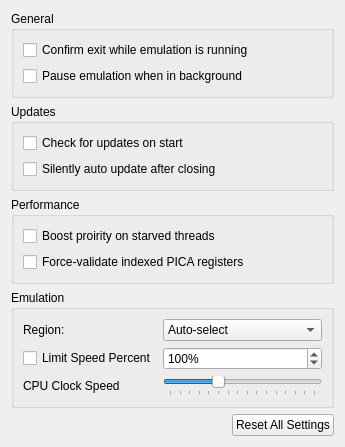
Before: the Qt Designer form src/citra_qt/configuration/configure_general.ui in ghostallen/citra, drawn with Qt 5.
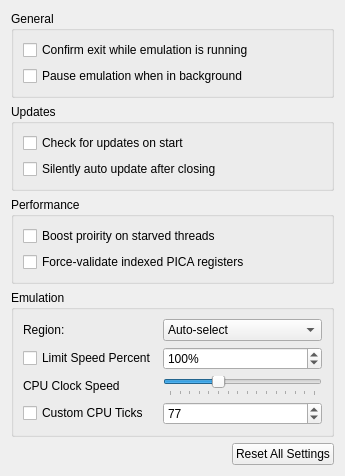
After: the same form once the commit is applied.

Commit message: vvanelslande's CPU tick override (Ctrl-T)

```diff
--- a/src/citra_qt/configuration/configure_general.ui
+++ b/src/citra_qt/configuration/configure_general.ui
@@ -218,6 +218,26 @@
           </item>
          </layout>
         </item>
+        <item row="3" column="1">
+         <widget class="QSpinBox" name="custom_cpu_ticks">
+          <property name="minimum">
+           <number>1</number>
+          </property>
+          <property name="maximum">
+           <number>999999999</number>
+          </property>
+          <property name="value">
+           <number>77</number>
+          </property>
+         </widget>
+        </item>
+        <item row="3" column="0">
+         <widget class="QCheckBox" name="use_custom_cpu_ticks">
+          <property name="text">
+           <string>Custom CPU Ticks</string>
+          </property>
+         </widget>
+        </item>
        </layout>
       </widget>
      </item>
```
The commit also changes 7 other files.
